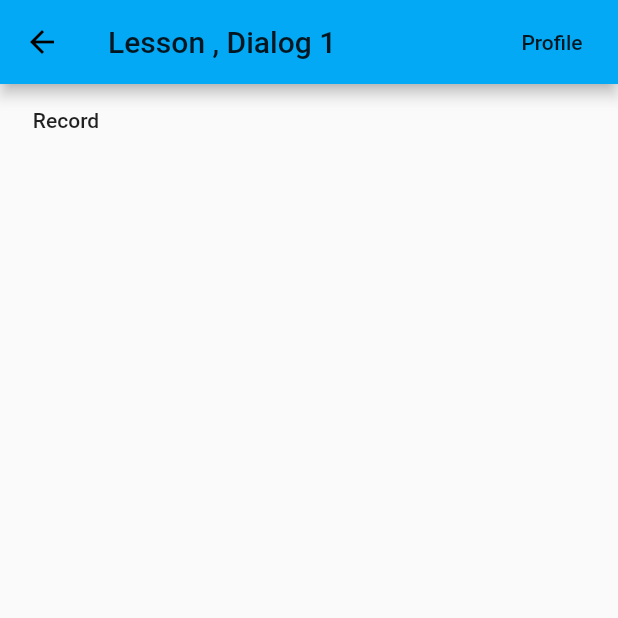
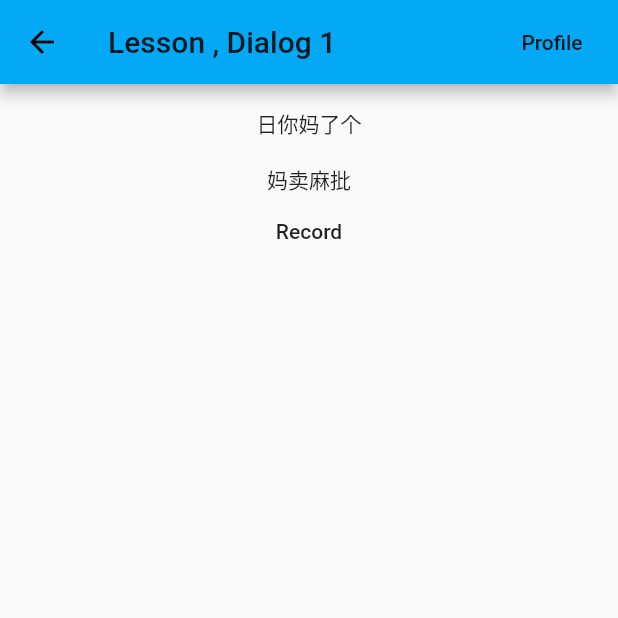
Before and after one commit to tjysdsg/hippo, a Flutter app: the Gop screen opened directly with empty values, on a phone screen of 412 x 824 dp, the top half of it. Run offline on Flutter 3.47's test engine with Material 2 defaults, Android fonts, the phone set to English and light mode, and no system bars; our stand-ins replace get, permission_handler; missing offline and left inert: flutter_sound_lite; network calls fail.

Commit message:
Update GOP page UI

```diff
--- a/lib/gop.dart
+++ b/lib/gop.dart
@@ -8,6 +8,27 @@ import 'package:hippo/main.dart';
 import 'package:hippo/utils.dart';
 import 'package:permission_handler/permission_handler.dart';
 import 'package:path_provider/path_provider.dart';
+
+class TranscriptGridElementInfo {
+  String c;
+  String initial;
+  String consonant;
+  int tone;
+  double initialScore;
+  double consonantBaseScore;
+  double consonantToneScore;
+
+  TranscriptGridElementInfo(
+      {this.c,
+      this.initial,
+      this.consonant,
+      this.tone,
+      this.initialScore,
+      this.consonantBaseScore,
+      this.consonantToneScore});
+// String observedInitial;
+// String observedConsonant;
+}
 
 void wsSendWav({
   String host,
@@ -60,6 +81,10 @@ class _GopState extends State<Gop> {
   FlutterSoundRecorder _recorder = FlutterSoundRecorder();
   String _wavPath;
   bool _isRecording = false;
+  String _transcript = '日你妈了个妈卖麻批';
+
+  /// ====== configs ====== ///
+  final int _maxCharsPerRow = 5;
 
   _GopState() {
     _recorder.openAudioSession();
@@ -114,14 +139,58 @@ class _GopState extends State<Gop> {
     );
   }
 
+  Widget getTranscriptGridElement(TranscriptGridElementInfo info) {
+    return Column(
+      children: [
+        Row(children: [
+          Text(info.initial.isNull ? ' ' : info.initial),
+          Text(info.consonant.isNull ? ' ' : info.consonant),
+        ]),
+        Text(info.c),
+      ],
+    );
+  }
+
   @override
   Widget build(BuildContext context) {
+    List<Widget> transcriptRows = [];
+    List<Widget> rowElements = [];
+    for (int i = 0; i < _transcript.length; ++i) {
+      var ch = _transcript[i];
+      if ((i + 1) % _maxCharsPerRow == 0) {
+        rowElements
+            .add(getTranscriptGridElement(TranscriptGridElementInfo(c: ch)));
+        transcriptRows.add(Row(
+          children: rowElements,
+          mainAxisAlignment: MainAxisAlignment.center,
+          crossAxisAlignment: CrossAxisAlignment.center,
+        ));
+        rowElements = [];
+      } else {
+        rowElements
+            .add(getTranscriptGridElement(TranscriptGridElementInfo(c: ch)));
+      }
+    }
+    if (rowElements.isNotEmpty)
+      transcriptRows.add(Row(
+        children: rowElements,
+        mainAxisAlignment: MainAxisAlignment.center,
+        crossAxisAlignment: CrossAxisAlignment.center,
+      ));
+
+    var details = Column(
+      children: transcriptRows,
+      mainAxisAlignment: MainAxisAlignment.center,
+      crossAxisAlignment: CrossAxisAlignment.center,
+    );
+
     return Scaffold(
       appBar: buildAppBar(
           'Lesson ${widget.lessonName}, Dialog ${widget.dialogIdx + 1}',
           context),
       body: Column(
         children: [
+          details,
           FlatButton(
             onPressed: () {
               if (_isRecording) {
--- a/lib/profile.dart
+++ b/lib/profile.dart
@@ -140,7 +140,7 @@ class _UserFormState extends State<UserForm> {
       },
       child: Text(_loginType == LoginType.login ? 'Login' : 'Register'),
     );
-    return Form(
+    var form = Form(
         key: _formKey,
         child: Column(
             children: inputFields +
@@ -171,6 +171,10 @@ class _UserFormState extends State<UserForm> {
                             : 'Want to login?'),
                       )) // switch register/login button
                 ]));
+    return Obx(() {
+      if (_gsc.loginToken.toString() == '') return form;
+      return Text('Logged in'); // TODO: log out button, and user profile
+    });
   }
 }
 
```
